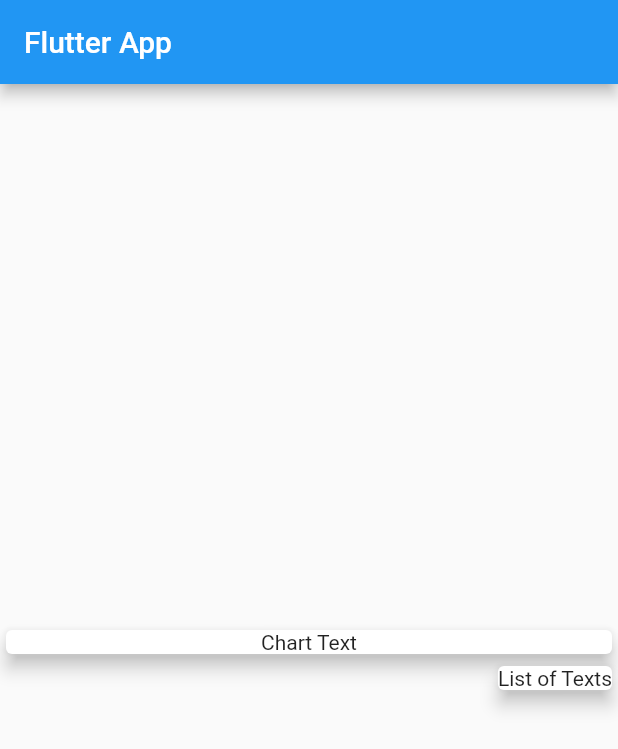
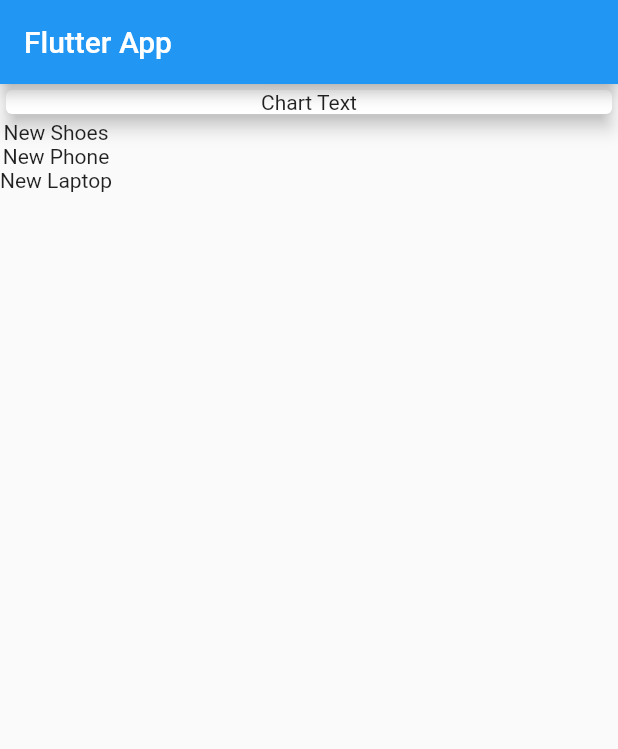
Before and after one commit to GargNishant/PersonalExpenses, a Flutter app: the screen it shows after launch, on a phone screen of 412 x 824 dp. Shown: the top 749 px of the screen. Run offline on Flutter 3.47's test engine with Material 2 defaults, Android fonts, the phone set to English and light mode, and no system bars.

Commit message:
*Transactions to Widget

```diff
--- a/lib/main.dart
+++ b/lib/main.dart
@@ -24,8 +24,7 @@ class MyHomePage extends StatelessWidget {
     return Scaffold(
       appBar: AppBar(title: Text('Flutter App'),),
       body: Column(
-        mainAxisAlignment: MainAxisAlignment.center,
-        crossAxisAlignment: CrossAxisAlignment.end,
+        crossAxisAlignment: CrossAxisAlignment.start,
         children: <Widget>[
           Container(
             width: double.infinity,
@@ -36,9 +35,10 @@ class MyHomePage extends StatelessWidget {
               ),
             ),
           ),
-          Card(
-            child: Text("List of Texts",),
-            elevation: 5,
+          Column(children: trans.map((tx){
+            return Text(tx.title);
+          }).toList(),
+            mainAxisAlignment: MainAxisAlignment.start,
           )
         ],
       ),
```
